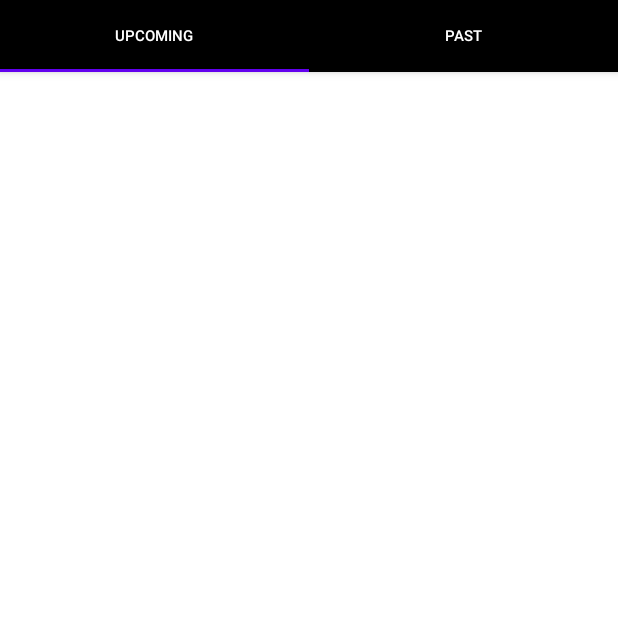
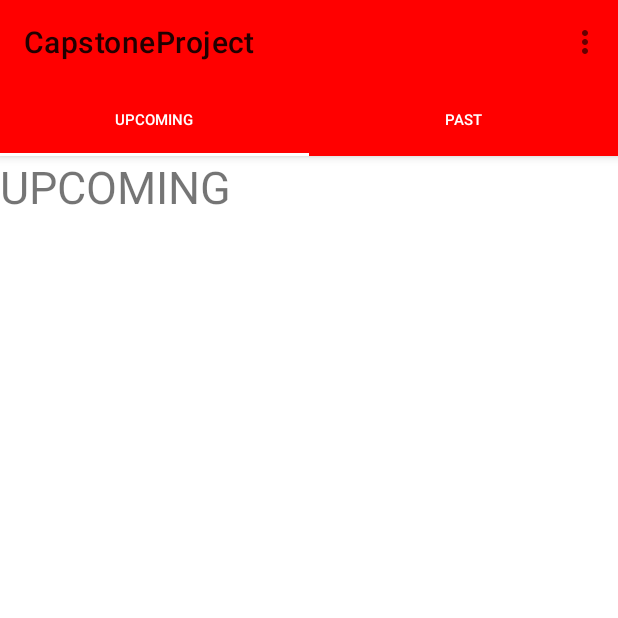
Before and after one commit to Jverhagen11/CapstoneProject, an Android app: the screen it shows after launch (MainActivity), on a phone screen of 412 x 824 dp, the top half of it. Run offline under Robolectric (Android 15) with nearby library versions, the phone set to English and light mode, and no system bars.

Commit message:
Tab layout

```diff
--- a/app/src/main/java/com/example/capstoneproject/FirstFragment.kt
+++ b/app/src/main/java/com/example/capstoneproject/FirstFragment.kt
@@ -8,6 +8,7 @@ import android.view.ViewGroup
 import com.example.capstoneproject.TabFragments.PastRacesFragment
 import com.example.capstoneproject.TabFragments.UpcomingRacesFragment
 import com.example.capstoneproject.TabFragments.ViewPagerAdapter
+import kotlinx.android.synthetic.main.activity_main.*
 import kotlinx.android.synthetic.main.fragment_first.*
 
 class FirstFragment : Fragment() {
@@ -26,9 +27,9 @@ class FirstFragment : Fragment() {
 
     override fun onCreate(savedInstanceState: Bundle?) {
         super.onCreate(savedInstanceState)
-
     }
 
 
 
+
     }
--- a/app/src/main/java/com/example/capstoneproject/MainActivity.kt
+++ b/app/src/main/java/com/example/capstoneproject/MainActivity.kt
@@ -1,8 +1,6 @@
 package com.example.capstoneproject
 
 import android.os.Bundle
-import com.google.android.material.floatingactionbutton.FloatingActionButton
-import com.google.android.material.snackbar.Snackbar
 import androidx.appcompat.app.AppCompatActivity
 import android.view.Menu
 import android.view.MenuItem
@@ -11,6 +9,7 @@ import com.example.capstoneproject.TabFragments.PastRacesFragment
 import com.example.capstoneproject.TabFragments.UpcomingRacesFragment
 import com.example.capstoneproject.TabFragments.ViewPagerAdapter
 import kotlinx.android.synthetic.main.activity_main.*
+import kotlinx.android.synthetic.main.content_main.*
 
 class MainActivity : AppCompatActivity() {
 
@@ -18,7 +17,7 @@ class MainActivity : AppCompatActivity() {
         super.onCreate(savedInstanceState)
         requestWindowFeature(Window.FEATURE_ACTION_BAR)
         setContentView(R.layout.activity_main)
-//        setSupportActionBar(findViewById(R.id.toolbar))
+        setSupportActionBar(findViewById(R.id.toolbar))
         setUpTabs()
     }
 
@@ -38,11 +37,12 @@ class MainActivity : AppCompatActivity() {
         }
     }
 
-    fun setUpTabs() {
+    private fun setUpTabs() {
         val adapter = ViewPagerAdapter(supportFragmentManager)
         adapter.addFragment(UpcomingRacesFragment(), "Upcoming")
         adapter.addFragment(PastRacesFragment(), "Past")
         viewPager.adapter = adapter
         tabs.setupWithViewPager(viewPager)
     }
+
 }
--- a/app/src/main/java/com/example/capstoneproject/TabFragments/PastRacesFragment.kt
+++ b/app/src/main/java/com/example/capstoneproject/TabFragments/PastRacesFragment.kt
@@ -17,6 +17,10 @@ class PastRacesFragment : Fragment() {
         return inflater.inflate(R.layout.fragment_past_races, container, false)
     }
 
+    override fun onCreate(savedInstanceState: Bundle?) {
+        super.onCreate(savedInstanceState)
+    }
+
     override fun onViewCreated(view: View, savedInstanceState: Bundle?) {
         super.onViewCreated(view, savedInstanceState)
 
--- a/app/src/main/java/com/example/capstoneproject/TabFragments/UpcomingRacesFragment.kt
+++ b/app/src/main/java/com/example/capstoneproject/TabFragments/UpcomingRacesFragment.kt
@@ -20,6 +20,10 @@ class UpcomingRacesFragment : Fragment() {
     override fun onViewCreated(view: View, savedInstanceState: Bundle?) {
         super.onViewCreated(view, savedInstanceState)
 
+    }
 
+    override fun onCreate(savedInstanceState: Bundle?) {
+        super.onCreate(savedInstanceState)
     }
+
 }
--- a/app/src/main/res/layout/activity_main.xml
+++ b/app/src/main/res/layout/activity_main.xml
@@ -6,49 +6,51 @@
     android:layout_height="match_parent"
     tools:context=".MainActivity">
 
-<!--    <com.google.android.material.appbar.AppBarLayout-->
-<!--        android:layout_width="match_parent"-->
-<!--        android:layout_height="wrap_content"-->
-<!--        android:theme="@style/Theme.CapstoneProject.AppBarOverlay">-->
-
-<!--        <androidx.appcompat.widget.Toolbar-->
-<!--            android:id="@+id/toolbar"-->
-<!--            android:layout_width="match_parent"-->
-<!--            android:layout_height="?attr/actionBarSize"-->
-<!--            android:background="?attr/colorPrimary"-->
-<!--            app:popupTheme="@style/Theme.CapstoneProject.PopupOverlay" />-->
-
-<!--    </com.google.android.material.appbar.AppBarLayout>-->
-<!--    -->
 
     <com.google.android.material.appbar.AppBarLayout
         android:id="@+id/appBarLayout"
         android:layout_width="match_parent"
         android:layout_height="wrap_content"
         app:layout_constraintStart_toStartOf="parent"
-        app:layout_constraintTop_toTopOf="parent">
+        app:layout_constraintTop_toBottomOf="@+id/toolbar">
+
+        <androidx.appcompat.widget.Toolbar
+            android:id="@+id/toolbar"
+            android:layout_width="match_parent"
+            android:layout_height="?attr/actionBarSize"
+            android:background="#FF0000"
+            app:popupTheme="@style/Theme.CapstoneProject.PopupOverlay" />
 
         <com.google.android.material.tabs.TabLayout
             android:id="@+id/tabs"
             android:layout_width="match_parent"
             android:layout_height="wrap_content"
-            app:tabBackground="@color/black"
+            app:layout_constraintEnd_toEndOf="parent"
+            app:layout_constraintStart_toStartOf="parent"
+            app:layout_constraintTop_toTopOf="parent"
+            android:background="#FF0000"
             app:tabGravity="fill"
             app:tabInlineLabel="true"
             app:tabMode="fixed"
             app:tabTextAppearance="@style/CustomTabStyle"
             app:tabTextColor="@color/white" />
 
-
     </com.google.android.material.appbar.AppBarLayout>
 
-    <androidx.viewpager.widget.ViewPager
-        android:id="@+id/viewPager"
-        android:layout_width="match_parent"
-        android:layout_height="match_parent"
-        android:layout_below="@id/appBarLayout" />
 
 
     <include layout="@layout/content_main" />
 
+
+
+    <com.google.android.material.bottomnavigation.BottomNavigationView
+        android:id="@+id/bottom_navigation"
+        android:layout_width="match_parent"
+        android:layout_height="wrap_content"
+        android:layout_gravity="bottom"
+        android:background="#ffffff"
+        />
+
+
+
 </androidx.coordinatorlayout.widget.CoordinatorLayout>
--- a/app/src/main/res/layout/content_main.xml
+++ b/app/src/main/res/layout/content_main.xml
@@ -5,7 +5,15 @@
     android:layout_height="match_parent"
     app:layout_behavior="@string/appbar_scrolling_view_behavior">
 
-    <fragment
+    <androidx.viewpager.widget.ViewPager
+        android:id="@+id/viewPager"
+        android:layout_width="match_parent"
+        android:layout_height="match_parent"
+        app:layout_constraintTop_toBottomOf="@+id/toolbar"
+        app:layout_constraintBottom_toTopOf="@+id/bottom_navigation">
+
+
+        <fragment
         android:id="@+id/nav_host_fragment"
         android:name="androidx.navigation.fragment.NavHostFragment"
         android:layout_width="0dp"
@@ -16,4 +24,6 @@
         app:layout_constraintRight_toRightOf="parent"
         app:layout_constraintTop_toTopOf="parent"
         app:navGraph="@navigation/nav_graph" />
+
+    </androidx.viewpager.widget.ViewPager>
 </androidx.constraintlayout.widget.ConstraintLayout>
--- a/app/src/main/res/layout/fragment_first.xml
+++ b/app/src/main/res/layout/fragment_first.xml
@@ -6,6 +6,11 @@
     android:layout_height="match_parent"
     tools:context=".FirstFragment">
 
+    <TextView
+        android:layout_width="match_parent"
+        android:layout_height="match_parent"
+        android:text="fragment 1"
+        android:textSize="30sp"/>
 
 
 </androidx.constraintlayout.widget.ConstraintLayout>
--- a/app/src/main/res/layout/fragment_past_races.xml
+++ b/app/src/main/res/layout/fragment_past_races.xml
@@ -1,6 +1,15 @@
 <?xml version="1.0" encoding="utf-8"?>
-<androidx.constraintlayout.widget.ConstraintLayout
+<FrameLayout
     xmlns:android="http://schemas.android.com/apk/res/android" android:layout_width="match_parent"
-    android:layout_height="match_parent">
+    android:layout_height="match_parent"
+    xmlns:tools="http://schemas.android.com/tools"
+    tools:context=".TabFragments.PastRacesFragment">
 
-</androidx.constraintlayout.widget.ConstraintLayout>
+    <TextView
+        android:layout_width="match_parent"
+        android:layout_height="match_parent"
+        android:text="PAST"
+        android:textSize="30sp"
+        />
+
+</FrameLayout>
--- a/app/src/main/res/layout/fragment_upcoming_races.xml
+++ b/app/src/main/res/layout/fragment_upcoming_races.xml
@@ -1,6 +1,15 @@
 <?xml version="1.0" encoding="utf-8"?>
-<androidx.constraintlayout.widget.ConstraintLayout
+<FrameLayout
     xmlns:android="http://schemas.android.com/apk/res/android" android:layout_width="match_parent"
-    android:layout_height="match_parent">
+    android:layout_height="match_parent"
+    xmlns:tools="http://schemas.android.com/tools"
+    tools:context=".TabFragments.UpcomingRacesFragment">
 
-</androidx.constraintlayout.widget.ConstraintLayout>
+    <TextView
+        android:layout_width="match_parent"
+        android:layout_height="match_parent"
+        android:text="UPCOMING"
+        android:textSize="30sp"
+        />
+
+</FrameLayout>
--- a/app/src/main/res/values/colors.xml
+++ b/app/src/main/res/values/colors.xml
@@ -1,7 +1,7 @@
 <?xml version="1.0" encoding="utf-8"?>
 <resources>
     <color name="purple_200">#FFBB86FC</color>
-    <color name="purple_500">#FF6200EE</color>
+    <color name="purple_500">#FFFFFFFF</color>
     <color name="purple_700">#FF3700B3</color>
     <color name="teal_200">#FF03DAC5</color>
     <color name="teal_700">#FF018786</color>
```
